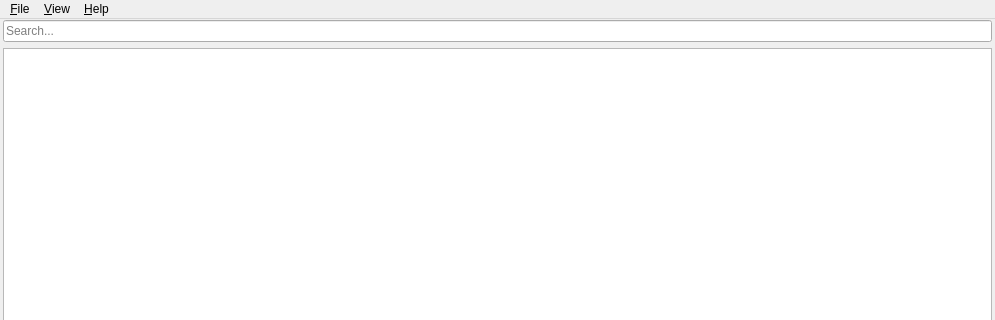
This is src/gui/mainwindow.ui in august-alt/policy-preferences-editor-prototype as Qt 5 draws it before an edit; both pictures show x 0 to 995 and y 0 to 320 of the 995 by 560 pixel window. The edited form follows.
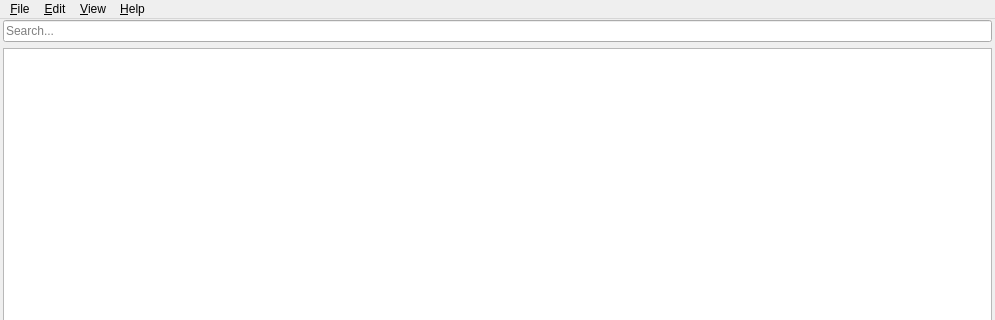
This is the edited form. Icons and pictures are not drawn.

Commit message: feat: add edit menu to main window

Diff of the .ui file:
```diff
--- a/src/gui/mainwindow.ui
+++ b/src/gui/mainwindow.ui
@@ -118,7 +118,14 @@
     <addaction name="actionManual"/>
     <addaction name="actionAbout"/>
    </widget>
+   <widget class="QMenu" name="menuEdit">
+    <property name="title">
+     <string>&amp;Edit</string>
+    </property>
+    <addaction name="actionPreferences"/>
+   </widget>
    <addaction name="menu_File"/>
+   <addaction name="menuEdit"/>
    <addaction name="menu_View"/>
    <addaction name="menu_Help"/>
   </widget>
```
Left out of the diff: 7 changed lines with no effect on the pictures. The commit also changes 2 other files.
